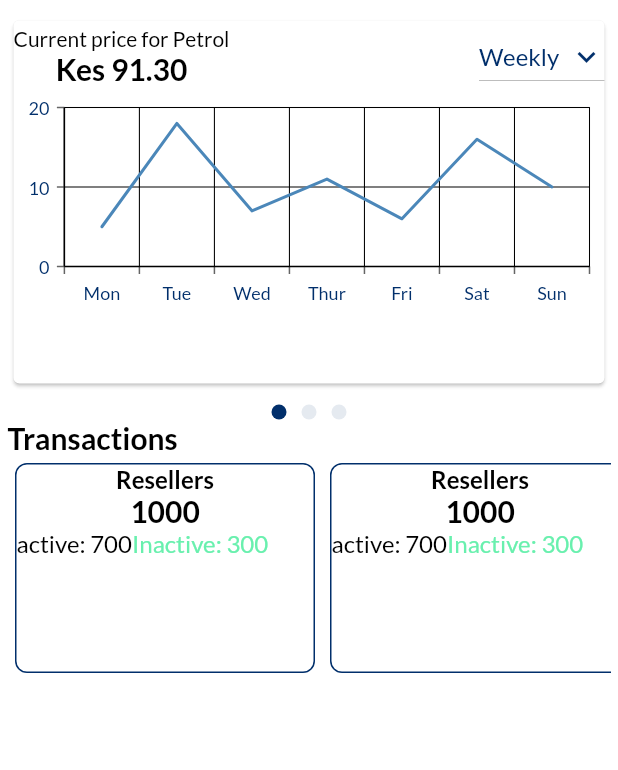
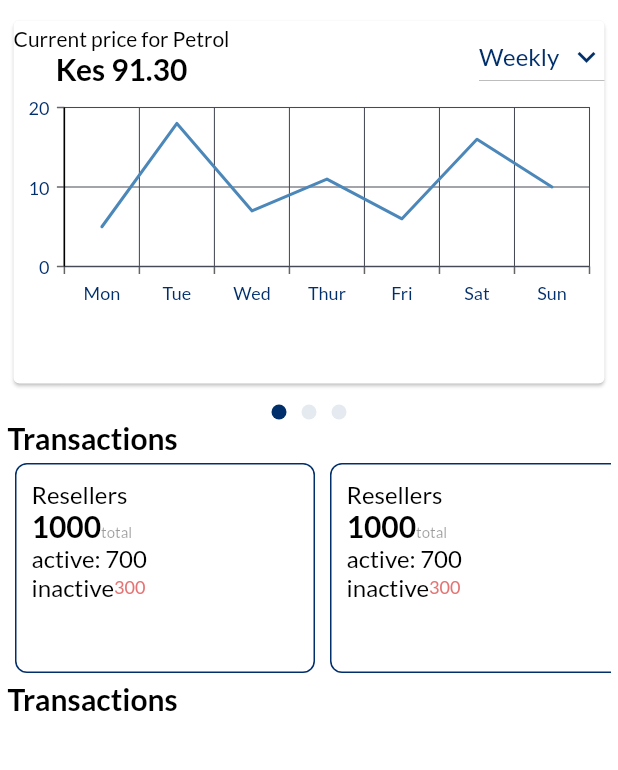
Before and after one commit to NjokiCynthia/sales_app, a Flutter app: the DashboardScreen screen opened directly, on a phone screen of 412 x 824 dp, the part 98-868 px from its top. Run offline on Flutter 3.47's test engine with Material 2 defaults, Android fonts, the phone set to English and light mode, and no system bars; drawn by our look-alikes of card_swiper; our stand-ins replace animated_splash_screen, country_code_picker, google_fonts, intl_phone_number_input, introduction_screen, persistent_bottom_nav_bar and 1 more.

Commit message:
edit cards

```diff
--- a/lib/constants/theme.dart
+++ b/lib/constants/theme.dart
@@ -77,6 +77,12 @@ TextStyle displaySmallBoldLightGrey = GoogleFonts.getFont(
   fontWeight: FontWeight.bold,
   color: Colors.black.withOpacity(0.4),
 );
+TextStyle displaySmall = GoogleFonts.getFont(
+  Strings.fontName,
+  fontSize: 10,
+  fontWeight: FontWeight.normal,
+  color: Colors.black.withOpacity(0.4),
+);
 TextStyle displaySmallerLightGrey = GoogleFonts.getFont(
   Strings.fontName,
   fontSize: 13,
--- a/lib/screens/dashboard/home.dart
+++ b/lib/screens/dashboard/home.dart
@@ -120,22 +120,10 @@ class _DashboardScreenState extends State<DashboardScreen> {
                                     height: 150,
                                     child: SfCartesianChart(
                                         primaryXAxis: CategoryAxis(
-                                          // Customize the appearance of the X-axis labels here
-                                          majorGridLines: const MajorGridLines(
-                                              color: Colors
-                                                  .black), // Gridlines color
                                           labelStyle: const TextStyle(
-                                              color:
-                                                  primaryDarkColor), // X-axis labels color (set to red)
-                                          axisLine: const AxisLine(
-                                              color: Colors
-                                                  .black), // X-axis line color
+                                              color: primaryDarkColor),
                                         ),
                                         primaryYAxis: NumericAxis(
-                                          // Customize the appearance of the Y-axis here
-                                          majorGridLines: const MajorGridLines(
-                                              color: Colors
-                                                  .black), // Gridlines color
                                           labelStyle: const TextStyle(
                                               color:
                                                   primaryDarkColor), // Y-axis labels color
@@ -206,36 +194,54 @@ class _DashboardScreenState extends State<DashboardScreen> {
                                   width: 200,
                                   margin: const EdgeInsets.all(5),
                                   decoration: BoxDecoration(
-                                        border:
-                                            Border.all(color: primaryDarkColor),
+                                    border: Border.all(color: primaryDarkColor),
                                     borderRadius: BorderRadius.circular(8),
                                   ),
-                                      child: Column(children: [
+                                  child: Padding(
+                                    padding: EdgeInsets.all(10),
+                                    child: Column(
+                                      crossAxisAlignment:
+                                          CrossAxisAlignment.start,
+                                      children: [
                                         Text(
                                           'Resellers',
-                                          style: displayTitle,
+                                          style: bodyText,
                                         ),
-                                        Text(
-                                          '1000',
-                                          style: m_title,
+                                        RichText(
+                                          text: TextSpan(children: [
+                                            TextSpan(
+                                                text: '1000', style: m_title),
+                                            TextSpan(
+                                                text: 'total',
+                                                style: displaySmall),
+                                          ]),
                                         ),
-                                        Row(
-                                          children: [
+                                        Row(children: [
                                           Text(
                                             'active: 700',
                                             style: bodyText,
                                           ),
+                                        ]),
+                                        Row(children: [
+                                          Text('inactive', style: bodyText),
                                           Text(
-                                              'Inactive: 300',
-                                              style: bodyText.copyWith(
-                                                  color: Colors.greenAccent),
+                                            '300',
+                                            style: normalText.copyWith(
+                                                color: Colors.red.shade300),
+                                          )
+                                        ]),
+                                      ],
+                                    ),
+                                  ),
+                                )),
+                          ),
                         )
                       ],
-                                        )
-                                      ]),
-                                    ))))
-                      ],
                     ),
+                  ),
+                  Text(
+                    'Transactions',
+                    style: m_title,
                   ),
                 ])),
       ),
```
Lines whose indentation alone changed are shown as unchanged.
